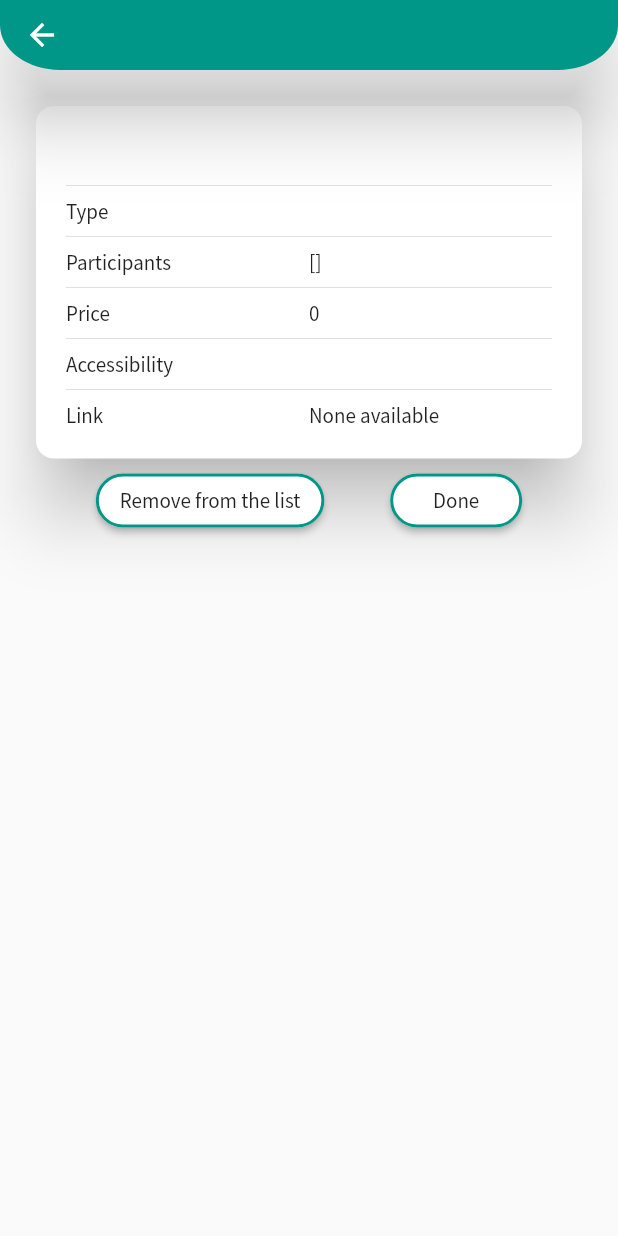
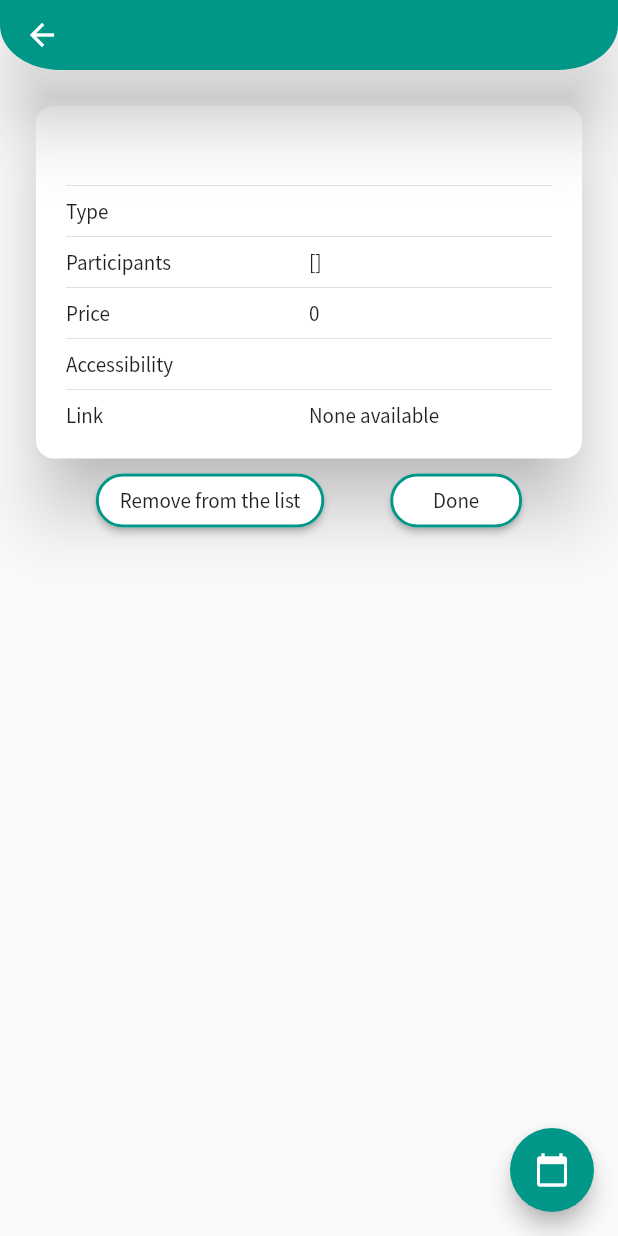
Before and after one commit to prabhaskumra/I-am-bored, a Flutter app: the ListDetailScreen screen opened directly with empty values, on a phone screen of 412 x 824 dp. Run offline on Flutter 3.47's test engine with Material 2 defaults, Android fonts, the phone set to English and light mode, and no system bars; drawn by our look-alikes of flutter_linkify; our stand-ins replace bottom_navy_bar, share, sqflite; missing offline and left inert: add_2_calendar; accounts and stored records are empty.

Commit message:
Added calender support.

```diff
--- a/i_am_bored/lib/screens/list_detail_screen.dart
+++ b/i_am_bored/lib/screens/list_detail_screen.dart
@@ -6,6 +6,7 @@ import 'package:flutter/services.dart';
 import 'package:flutter_linkify/flutter_linkify.dart';
 import 'package:url_launcher/url_launcher.dart';
 import 'package:provider/provider.dart';
+import 'package:add_2_calendar/add_2_calendar.dart';
 
 import '../helpers/database_helper.dart';
 import '../models/bored_data.dart';
@@ -27,6 +28,7 @@ class ListDetailScreen extends StatefulWidget {
 }
 
 class _ListDetailScreenState extends State<ListDetailScreen> {
+  final GlobalKey<ScaffoldState> scaffoldState = GlobalKey();
   var linkisEmpty = false;
 
   // @override
@@ -85,6 +87,15 @@ class _ListDetailScreenState extends State<ListDetailScreen> {
 
   @override
   Widget build(BuildContext context) {
+    Event event = Event(
+      title: widget.receivedList[DatabaseHelper.activity],
+      description: widget.receivedList[DatabaseHelper.link],
+      // location: 'Flutter app',
+      startDate: DateTime.now(),
+      endDate: DateTime.now().add(Duration(days: 1)),
+      allDay: false,
+    );
+
     var _mediaQuery = MediaQuery.of(context).size;
     final indexData = Provider.of<SavedList>(context);
 
@@ -97,6 +108,16 @@ class _ListDetailScreenState extends State<ListDetailScreen> {
     );
 
     return Scaffold(
+      key: scaffoldState,
+      floatingActionButton: FloatingActionButton(
+          tooltip: 'Add this activity to calendar',
+          child: Icon(Icons.calendar_today),
+          onPressed: () {
+            Add2Calendar.addEvent2Cal(event).then((success) {
+              scaffoldState.currentState.showSnackBar(
+                  SnackBar(content: Text(success ? 'Success' : 'Error')));
+            });
+          }),
       appBar: AppBar(
         elevation: 20,
         toolbarHeight: kToolbarHeight / 1.2,
@@ -190,13 +211,6 @@ class _ListDetailScreenState extends State<ListDetailScreen> {
                               ),
                             ],
                           ),
-                          // buildTableRowDivider(),
-                          // TableRow(
-                          //   children: [
-                          //     Text("Time saved"),
-                          //     Text(DateTime.now().toString()),
-                          //   ],
-                          // ),
                         ],
                       ),
                     ],
--- a/i_am_bored/pubspec.yaml
+++ b/i_am_bored/pubspec.yaml
@@ -32,6 +32,7 @@ dependencies:
   intl: ^0.16.1
   sqflite: ^1.3.1
   path_provider: ^1.6.11
+  add_2_calendar: ^1.4.0
 
   # The following adds the Cupertino Icons font to your application.
   # Use with the CupertinoIcons class for iOS style icons.
```
Also changed, not shown: i_am_bored/pubspec.lock, 2 other files.
